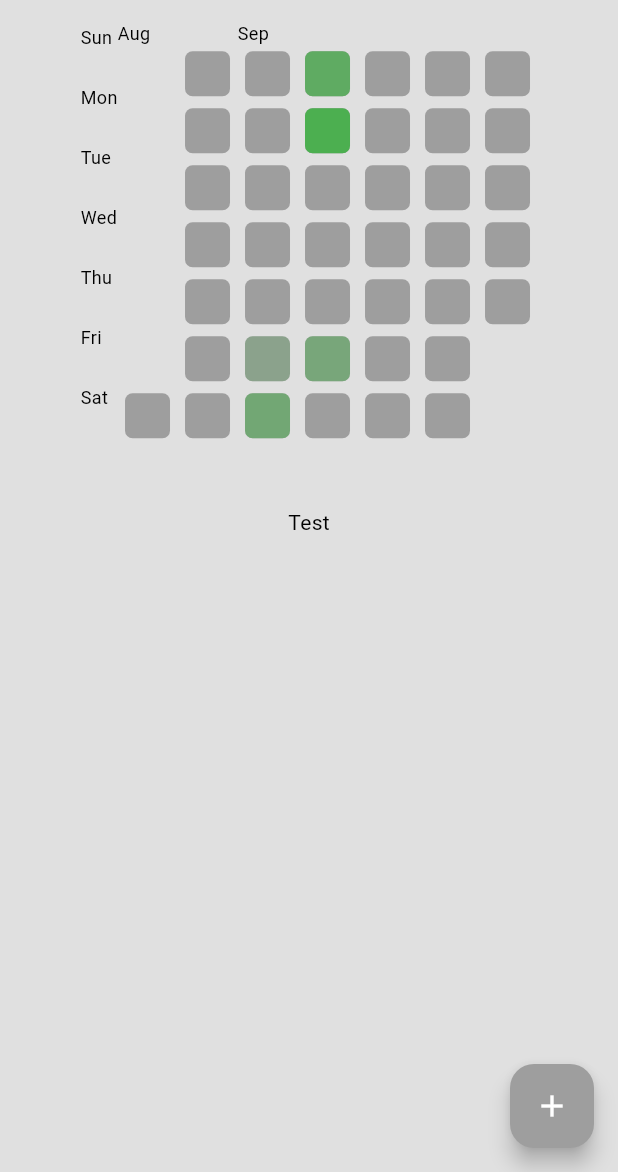
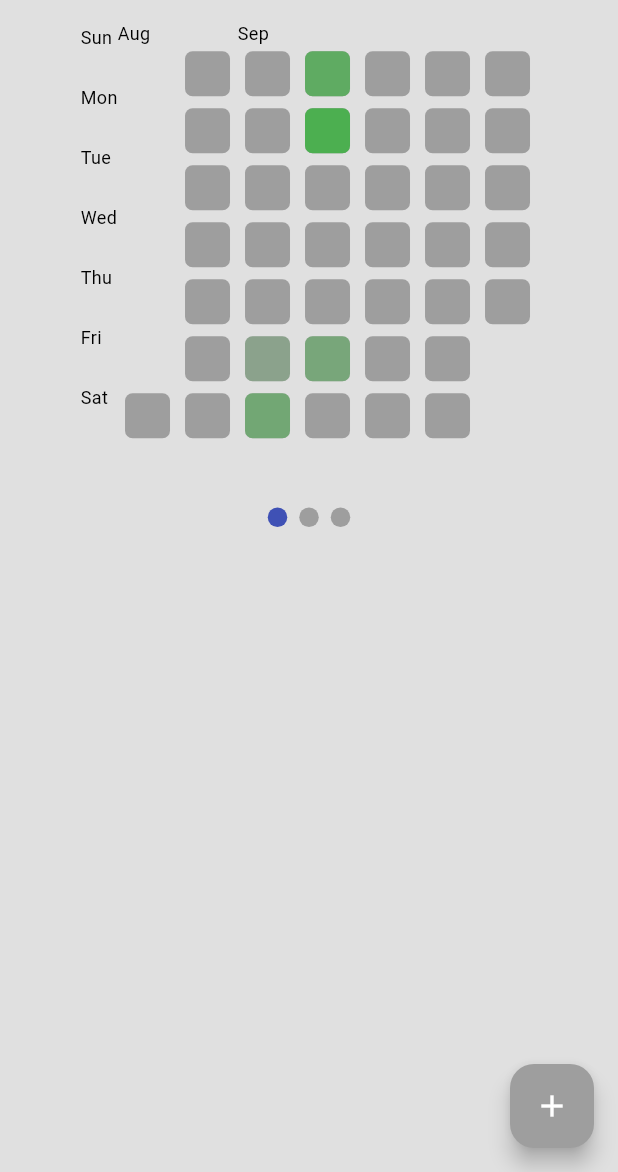
Before and after one commit to 1nsomnes/minimal_addiction_beater, a Flutter app: the HomePage screen opened directly, on a phone screen of 412 x 824 dp, the part 64-1236 px from its top. Run offline on Flutter 3.47's test engine with Material 3 defaults, Android fonts, the phone set to English and light mode, and no system bars; drawn by our look-alikes of flutter_heatmap_calendar, smooth_page_indicator; our stand-ins replace shared_preferences; accounts and stored records are empty.

Commit message:
page dot selector

```diff
--- a/lib/pages/home_page.dart
+++ b/lib/pages/home_page.dart
@@ -1,7 +1,7 @@
 import 'package:flutter/material.dart';
-import 'package:flutter_heatmap_calendar/flutter_heatmap_calendar.dart';
 import 'package:minimal_addiciton_beater/components/heatmap.dart';
 import 'package:minimal_addiciton_beater/pages/settings_page.dart';
+import 'package:smooth_page_indicator/smooth_page_indicator.dart';
 
 class HomePage extends StatelessWidget {
   HomePage({super.key});
@@ -44,7 +44,15 @@ class HomePage extends StatelessWidget {
                 children: const [MyHeatMap(), Text("Page 2"), Text("Page 3")],
               ),
             ),
-            Text("Test")
+            // TODO: make it match the color scheme?
+            SmoothPageIndicator(
+              controller: _controller,
+              count: 3,
+              effect: const WormEffect(
+                dotWidth: 13,
+                dotHeight: 13,
+              ),
+            )
           ],
         ),
       ),
--- a/pubspec.yaml
+++ b/pubspec.yaml
@@ -38,6 +38,7 @@ dependencies:
   shared_preferences: ^2.3.2
   provider: ^6.1.2
   flutter_heatmap_calendar: ^1.0.5
+  smooth_page_indicator: ^1.2.0+3
 
 dev_dependencies:
   flutter_test:
```
Also changed, not shown: pubspec.lock.
